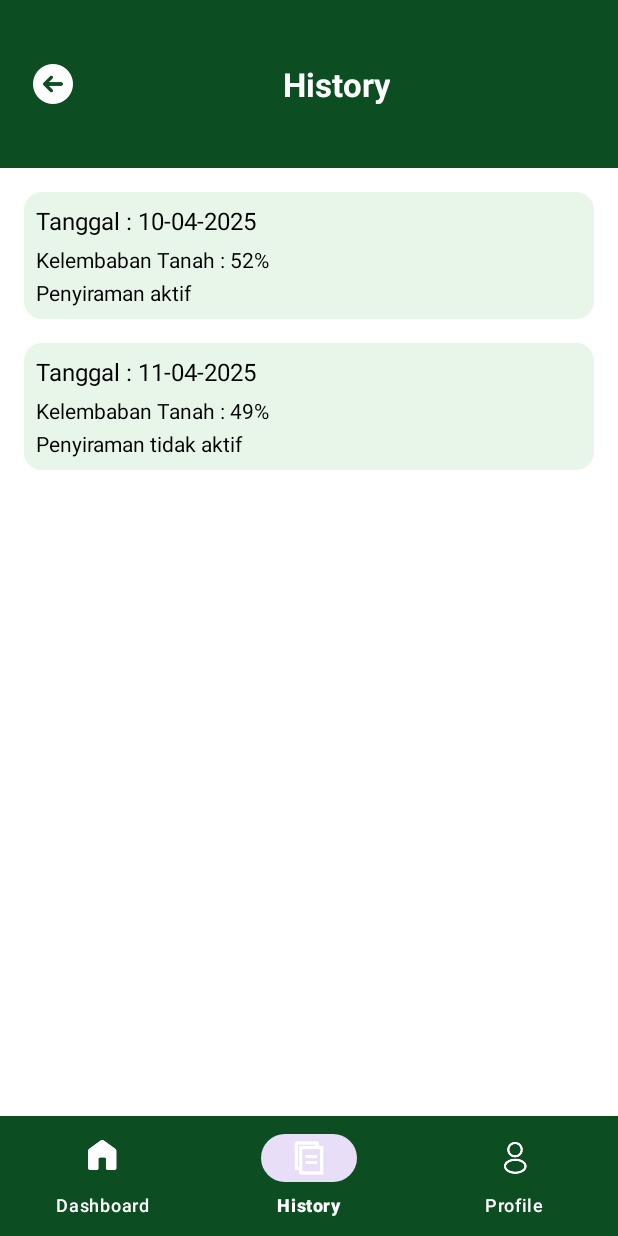
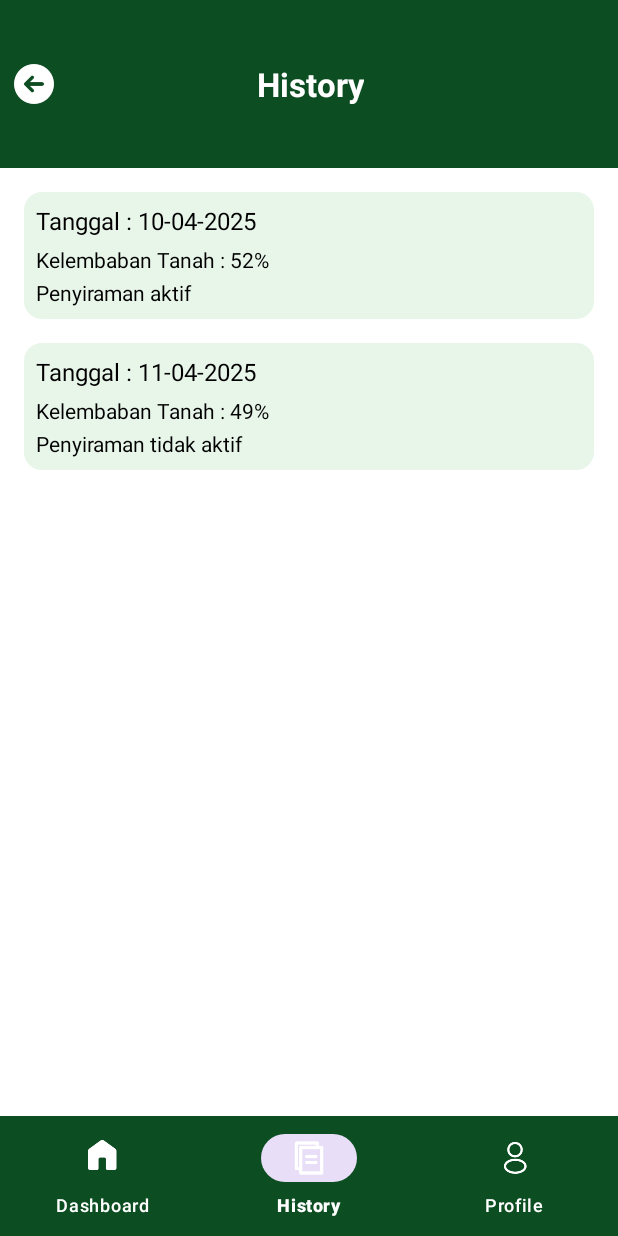
Before and after one commit to Anggitasilvianaawaliaputri/SISTEM-PENYIRAMAN-OTOMATIS, an Android app: the DashboardActivity screen opened directly, with no data from a screen before it, item 2 of the bottom bar chosen, on a phone screen of 412 x 824 dp. Run offline under Robolectric (Android 15) with nearby library versions, the phone set to English and light mode, and no system bars.

Commit message:
Update halaman history v2

```diff
--- a/app/src/main/java/com/example/sistempenyiramantanamanotomatis/DashboardActivity.java
+++ b/app/src/main/java/com/example/sistempenyiramantanamanotomatis/DashboardActivity.java
@@ -42,19 +42,21 @@ public class DashboardActivity extends AppCompatActivity {
 
         // BottomNavigationView
         BottomNavigationView bottomNavigationView = findViewById(R.id.bottom_nav);
+        bottomNavigationView.setSelectedItemId(R.id.navigation_dashboard); // Tandai aktif
+
         bottomNavigationView.setOnItemSelectedListener(item -> {
             int itemId = item.getItemId();
 
             if (itemId == R.id.navigation_dashboard) {
-                Toast.makeText(DashboardActivity.this, "Dashboard dipilih", Toast.LENGTH_SHORT).show();
+                // Sudah di dashboard, tidak perlu pindah
                 return true;
             } else if (itemId == R.id.navigation_history) {
-                Toast.makeText(DashboardActivity.this, "History dipilih", Toast.LENGTH_SHORT).show();
                 startActivity(new Intent(DashboardActivity.this, HistoryActivity.class));
+                finish(); // Tutup activity ini agar tidak numpuk
                 return true;
             } else if (itemId == R.id.navigation_profile) {
-                Toast.makeText(DashboardActivity.this, "Profile dipilih", Toast.LENGTH_SHORT).show();
                 startActivity(new Intent(DashboardActivity.this, ProfileActivity.class));
+                finish(); // Tutup activity ini agar tidak numpuk
                 return true;
             } else {
                 return false;
--- a/app/src/main/java/com/example/sistempenyiramantanamanotomatis/HistoryActivity.java
+++ b/app/src/main/java/com/example/sistempenyiramantanamanotomatis/HistoryActivity.java
@@ -27,12 +27,13 @@ public class HistoryActivity extends AppCompatActivity {
         // Inisialisasi view
         historyContainer = findViewById(R.id.historyContainer);
         bottomNav = findViewById(R.id.bottom_nav);
+        backButton = findViewById(R.id.back_button); // Tambahkan inisialisasi ini!
+
+        // Tombol kembali ke halaman sebelumnya
+        backButton.setOnClickListener(v -> finish());
 
         // Atur item yang sedang dipilih
         bottomNav.setSelectedItemId(R.id.navigation_history);
-
-        // Tombol kembali ke halaman sebelumnya
-        backButton.setOnClickListener(v -> finish());
 
         // Listener navigasi bawah
         bottomNav.setOnItemSelectedListener(item -> {
--- a/app/src/main/res/layout/activity_history.xml
+++ b/app/src/main/res/layout/activity_history.xml
@@ -1,11 +1,12 @@
 <?xml version="1.0" encoding="utf-8"?>
-<LinearLayout
+<androidx.constraintlayout.widget.ConstraintLayout
     xmlns:android="http://schemas.android.com/apk/res/android"
     xmlns:app="http://schemas.android.com/apk/res-auto"
-    android:orientation="vertical"
+    xmlns:tools="http://schemas.android.com/tools"
     android:layout_width="match_parent"
     android:layout_height="match_parent"
-    android:background="#FFFFFF">
+    android:background="#FFFFFF"
+    tools:context=".HistoryActivity">
 
     <!-- Container gambar + teks -->
     <FrameLayout
@@ -17,16 +18,14 @@
         app:layout_constraintEnd_toEndOf="parent"
         app:layout_constraintHorizontal_bias="0.5">
 
-        <!-- Gambar chart -->
         <ImageView
             android:id="@+id/chart_image"
-            android:layout_width="479dp"
+            android:layout_width="match_parent"
             android:layout_height="match_parent"
-            android:contentDescription="Chart Image"
             android:scaleType="center"
-            android:src="@drawable/chart_image" />
+            android:src="@drawable/chart_image"
+            android:contentDescription="Chart Image" />
 
-        <!-- Teks di tengah -->
         <TextView
             android:id="@+id/chart_text"
             android:layout_width="wrap_content"
@@ -38,32 +37,34 @@
             android:layout_gravity="center"
             android:gravity="center" />
 
-        <!-- Tombol back di tengah kiri -->
         <ImageView
             android:id="@+id/back_button"
             android:layout_width="40dp"
             android:layout_height="40dp"
             android:layout_gravity="center_vertical|start"
-            android:layout_marginStart="15dp"
+            android:layout_marginStart="20dp"
             android:src="@drawable/back_button"
             android:contentDescription="Back Button"
             android:clickable="true"
             android:focusable="true" />
     </FrameLayout>
 
-    <!-- History List -->
+    <!-- Konten Scroll -->
     <ScrollView
-        android:layout_width="match_parent"
+        android:layout_width="0dp"
         android:layout_height="0dp"
-        android:layout_weight="1"
-        android:padding="16dp">
+        android:padding="16dp"
+        app:layout_constraintTop_toBottomOf="@id/chart_container"
+        app:layout_constraintBottom_toTopOf="@id/bottom_nav"
+        app:layout_constraintStart_toStartOf="parent"
+        app:layout_constraintEnd_toEndOf="parent">
 
         <LinearLayout
             android:id="@+id/historyContainer"
             android:layout_width="match_parent"
             android:layout_height="wrap_content"
-            android:orientation="vertical"
-            android:layout_marginBottom="16dp">
+            android:orientation="vertical">
+            <!-- Data history bisa ditambahkan di sini -->
         </LinearLayout>
     </ScrollView>
 
@@ -75,6 +76,9 @@
         android:background="#0D4D22"
         app:itemIconTint="@color/white"
         app:itemTextColor="@color/white"
+        app:layout_constraintBottom_toBottomOf="parent"
+        app:layout_constraintStart_toStartOf="parent"
+        app:layout_constraintEnd_toEndOf="parent"
         app:menu="@menu/nav_menu" />
 
-</LinearLayout>
+</androidx.constraintlayout.widget.ConstraintLayout>
```
Also changed, not shown: app/src/main/java/com/example/sistempenyiramantanamanotomatis/ProfileActivity.java (+31 -1 lines), app/src/main/res/layout/activity_profile.xml (+6 -15 lines).
